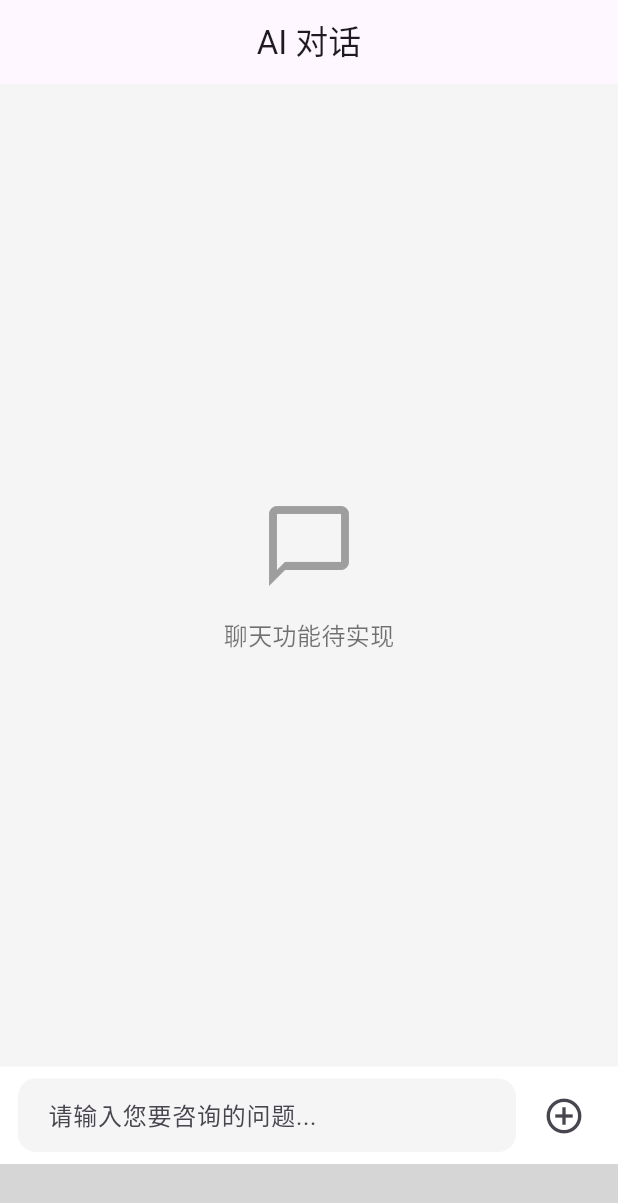
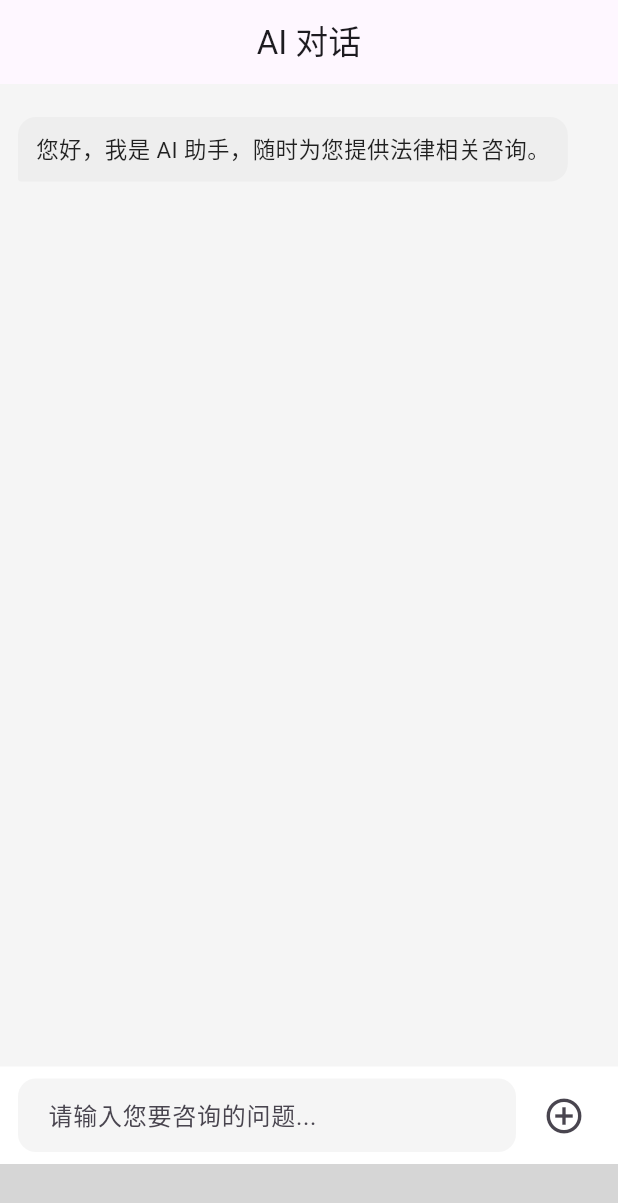
Before and after one commit to Kingzhijie/lawyer_app, a Flutter app: the screen it shows after launch, after a tap on the "add circle outline" icon, on a phone screen of 412 x 824 dp. Shown: the top 1203 px of the screen. Run offline on Flutter 3.47's test engine with Material 3 defaults, Android fonts, the phone set to English and light mode, and no system bars; our stand-ins replace app_links, cached_network_image, decimal, device_info_plus, dio, flutter_cache_manager and 12 more; missing offline and left inert: chat_bottom_container, croppy, getuiflut, wechat_assets_picker; Roboto replaces fonts that are missing (NotoSansSC); grey boxes are pictures that could not be loaded.

Commit message:
聊天的样式,  UI

```diff
--- a/lib/app/modules/home/controllers/home_controller.dart
+++ b/lib/app/modules/home/controllers/home_controller.dart
@@ -1,6 +1,31 @@
 import 'package:chat_bottom_container/chat_bottom_container.dart';
 import 'package:flutter/material.dart';
 import 'package:get/get.dart';
+import 'package:lawyer_app/app/http/net/tool/logger.dart';
+
+class UiMessage {
+  UiMessage({
+    required this.id,
+    required this.text,
+    required this.isAi,
+    required this.createdAt,
+    this.hasAnimated = false,
+  });
+
+  final String id;
+  final String text;
+  final bool isAi;
+  final DateTime createdAt;
+  final bool hasAnimated;
+
+  UiMessage copyWith({bool? hasAnimated}) => UiMessage(
+        id: id,
+        text: text,
+        isAi: isAi,
+        createdAt: createdAt,
+        hasAnimated: hasAnimated ?? this.hasAnimated,
+      );
+}
 
 enum ChatPanelType {
   none,
@@ -13,7 +38,9 @@ class HomeController extends GetxController {
   final FocusNode inputFocusNode = FocusNode();
   final ChatBottomPanelContainerController<ChatPanelType> panelController =
       ChatBottomPanelContainerController<ChatPanelType>();
+  final ScrollController scrollController = ScrollController();
 
+  final RxList<UiMessage> messages = <UiMessage>[].obs;
   final RxBool hasText = false.obs;
   ChatPanelType currentPanelType = ChatPanelType.none;
 
@@ -41,17 +68,30 @@ class HomeController extends GetxController {
     hasText.value = textController.text.trim().isNotEmpty;
   }
 
-  /// 发送按钮动作（占位：清空输入并保持焦点）
+  /// 发送按钮动作（模拟发送+AI回复）
   void handleSendPressed() {
     final text = textController.text.trim();
     if (text.isEmpty) return;
+    _addUserMessage(text);
     textController.clear();
     hasText.value = false;
     inputFocusNode.requestFocus();
+    _simulateAiReply(text);
+    _scheduleScrollToBottom();
   }
 
   /// 点击输入框：切到键盘并请求焦点
-  void handleInputTap() => updatePanelType(ChatPanelType.keyboard);
+  void handleInputTap() {
+    logPrint('323232');
+    updatePanelType(ChatPanelType.keyboard);
+  }
+
+  /// PointerUp：若当前是只读（可能处于其他面板），切回键盘
+  void handleInputPointerUp() {
+    if (inputFocusNode.canRequestFocus && !inputFocusNode.hasFocus) {
+      updatePanelType(ChatPanelType.keyboard);
+    }
+  }
 
   /// 点击加号：在工具面板与键盘间切换
   void handleToolBtnClick() {
@@ -111,17 +151,111 @@ class HomeController extends GetxController {
     }
   }
 
+  void _addAiWelcome() {
+    messages.add(
+      UiMessage(
+        id: 'welcome',
+        text: '您好，我是 AI 助手，随时为您提供法律相关咨询。',
+        isAi: true,
+        createdAt: DateTime.now(),
+      ),
+    );
+    _scheduleScrollToBottom(animated: false);
+  }
+
+  void _addUserMessage(String text) {
+    messages.add(
+      UiMessage(
+        id: 'user-${DateTime.now().microsecondsSinceEpoch}',
+        text: text,
+        isAi: false,
+        createdAt: DateTime.now(),
+      ),
+    );
+    _scheduleScrollToBottom();
+  }
+
+  void _simulateAiReply(String userText) {
+    Future.delayed(const Duration(milliseconds: 600), () {
+      messages.add(
+        UiMessage(
+          id: 'ai-${DateTime.now().microsecondsSinceEpoch}',
+          text: '这里是模拟的 AI 回复：$userText',
+          isAi: true,
+        createdAt: DateTime.now(),
+        ),
+      );
+      _scheduleScrollToBottom();
+    });
+  }
+
+  void markMessageAnimated(String id) {
+    final index = messages.indexWhere((m) => m.id == id);
+    if (index == -1) return;
+    final current = messages[index];
+    if (current.hasAnimated) return;
+    messages[index] = current.copyWith(hasAnimated: true);
+  }
+
+  void _scrollToBottom({bool animated = true}) {
+    if (!scrollController.hasClients) return;
+    final position = scrollController.position.maxScrollExtent;
+    if (animated) {
+      scrollController.animateTo(
+        position,
+        duration: const Duration(milliseconds: 220),
+        curve: Curves.easeOut,
+      );
+    } else {
+      scrollController.jumpTo(position);
+    }
+  }
+
+  void _scheduleScrollToBottom({bool animated = true, Duration delay = Duration.zero}) {
+    final run = () => WidgetsBinding.instance.addPostFrameCallback((_) {
+          _scrollToBottom(animated: animated);
+        });
+    if (delay == Duration.zero) {
+      run();
+    } else {
+      Future.delayed(delay, run);
+    }
+  }
+
+  /// 打字动画过程中保持底部可见（使用 jump 避免多次动画抖动）
+  void scheduleScrollDuringTyping() {
+    WidgetsBinding.instance.addPostFrameCallback((_) {
+      _scrollToBottom(animated: false);
+    });
+  }
+
+  /// 输入框高度变化时也滚动到底，避免遮挡
+  void handleInputSizeChanged(Size _) {
+    _scheduleScrollToBottom(animated: false);
+  }
+
+  /// 键盘弹出时（获得焦点）向底部对齐，防止被遮挡
+  void _handleFocusChange() {
+    if (inputFocusNode.hasFocus) {
+      _scheduleScrollToBottom(animated: false, delay: const Duration(milliseconds: 400));
+    }
+  }
+
   @override
   void onInit() {
     super.onInit();
     textController.addListener(_handleTextChanged);
+    inputFocusNode.addListener(_handleFocusChange);
+    _addAiWelcome();
   }
 
   @override
   void onClose() {
     textController.removeListener(_handleTextChanged);
+    inputFocusNode.removeListener(_handleFocusChange);
     textController.dispose();
     inputFocusNode.dispose();
+    scrollController.dispose();
     super.onClose();
   }
 }
--- a/lib/app/modules/home/views/home_view.dart
+++ b/lib/app/modules/home/views/home_view.dart
@@ -1,3 +1,5 @@
+import 'dart:math';
+
 import 'package:chat_bottom_container/chat_bottom_container.dart';
 import 'package:flutter/material.dart';
 import 'package:get/get.dart';
@@ -21,17 +23,69 @@ class HomeView extends GetView<HomeController> {
         child: Column(
           children: [
             Expanded(
-              child: Center(
-                child: Column(
-                  mainAxisAlignment: MainAxisAlignment.center,
-                  children: const [
-                    Icon(Icons.chat_bubble_outline, size: 64, color: Colors.grey),
-                    SizedBox(height: 16),
-                    Text(
-                      '聊天功能待实现',
-                      style: TextStyle(color: Colors.black54, fontSize: 16),
-                    ),
-                  ],
+              child: Obx(
+                () => ListView.builder(
+                  padding: const EdgeInsets.symmetric(horizontal: 12, vertical: 16),
+                  controller: controller.scrollController,
+                  itemCount: controller.messages.length,
+                  itemBuilder: (context, index) {
+                    final msg = controller.messages[index];
+                    final isAi = msg.isAi;
+                    final bubbleColor = isAi ? Colors.grey.shade200 : Colors.blue.shade50;
+                    final align = isAi ? CrossAxisAlignment.start : CrossAxisAlignment.end;
+                    final textColor = isAi ? Colors.black87 : Colors.blue.shade900;
+                    final radius = BorderRadius.only(
+                      topLeft: const Radius.circular(12),
+                      topRight: const Radius.circular(12),
+                      bottomLeft: isAi ? const Radius.circular(2) : const Radius.circular(12),
+                      bottomRight: isAi ? const Radius.circular(12) : const Radius.circular(2),
+                    );
+
+                    Widget textWidget;
+                    if (isAi && !msg.hasAnimated) {
+                      final total = msg.text.length;
+                      final duration =
+                          Duration(milliseconds: max(600, 40 * total.clamp(1, 80)));
+                      textWidget = TweenAnimationBuilder<double>(
+                        key: ValueKey('tw-${msg.id}'),
+                        tween: Tween(begin: 0, end: total.toDouble()),
+                        duration: duration,
+                        onEnd: () => controller.markMessageAnimated(msg.id),
+                        builder: (context, value, _) {
+                          controller.scheduleScrollDuringTyping();
+                          final count = value.clamp(0, total.toDouble()).floor();
+                          final text = msg.text.substring(0, count);
+                          return Text(
+                            text.isEmpty ? ' ' : text,
+                            style: TextStyle(color: textColor, fontSize: 15),
+                          );
+                        },
+                      );
+                    } else {
+                      textWidget = Text(
+                        msg.text,
+                        style: TextStyle(color: textColor, fontSize: 15),
+                      );
+                    }
+
+                    return Align(
+                      alignment: isAi ? Alignment.centerLeft : Alignment.centerRight,
+                      child: Column(
+                        crossAxisAlignment: align,
+                        children: [
+                          Container(
+                            margin: const EdgeInsets.symmetric(vertical: 6),
+                            padding: const EdgeInsets.symmetric(horizontal: 12, vertical: 10),
+                            decoration: BoxDecoration(
+                              color: bubbleColor,
+                              borderRadius: radius,
+                            ),
+                            child: textWidget,
+                          ),
+                        ],
+                      ),
+                    );
+                  },
                 ),
               ),
             ),
@@ -42,30 +96,21 @@ class HomeView extends GetView<HomeController> {
                 crossAxisAlignment: CrossAxisAlignment.end,
                 children: [
                   Flexible(
-                    child: TextField(
-                      controller: controller.textController,
-                      focusNode: controller.inputFocusNode,
-                      minLines: 1,
-                      maxLines: 4, // 1-4 行内自适应，高度到 4 行后内部滚动
-                      keyboardType: TextInputType.multiline,
-                      decoration: InputDecoration(
-                        hintText: '请输入您要咨询的问题...',
-                        border: OutlineInputBorder(
-                          borderRadius: BorderRadius.circular(12),
-                          borderSide: BorderSide.none,
-                        ),
-                        filled: true,
-                        fillColor: Colors.grey.shade100,
-                        contentPadding: const EdgeInsets.symmetric(
-                          horizontal: 16,
-                          vertical: 12,
-                        ),
+                    child: Listener(
+                      onPointerUp: (_) => controller.handleInputPointerUp(),
+                      child: LayoutBuilder(
+                        builder: (context, constraints) {
+                          return NotificationListener<SizeChangedLayoutNotification>(
+                            onNotification: (_) {
+                              controller.handleInputSizeChanged(Size.zero);
+                              return false;
+                            },
+                            child: const SizeChangedLayoutNotifier(
+                              child: _InputField(),
+                            ),
+                          );
+                        },
                       ),
-                      onSubmitted: (text){
-                        controller.handleSendPressed();
-                      },
-                      textInputAction: TextInputAction.send,
-                      onTap: controller.handleInputTap,
                     ),
                   ),
                   const SizedBox(width: 8),
@@ -121,3 +166,37 @@ class HomeView extends GetView<HomeController> {
     );
   }
 }
+
+class _InputField extends StatelessWidget {
+  const _InputField();
+
+  @override
+  Widget build(BuildContext context) {
+    final controller = Get.find<HomeController>();
+    return TextField(
+      controller: controller.textController,
+      focusNode: controller.inputFocusNode,
+      minLines: 1,
+      maxLines: 4, // 1-4 行内自适应，高度到 4 行后内部滚动
+      keyboardType: TextInputType.multiline,
+      decoration: InputDecoration(
+        hintText: '请输入您要咨询的问题...',
+        border: OutlineInputBorder(
+          borderRadius: BorderRadius.circular(12),
+          borderSide: BorderSide.none,
+        ),
+        filled: true,
+        fillColor: Colors.grey.shade100,
+        contentPadding: const EdgeInsets.symmetric(
+          horizontal: 16,
+          vertical: 12,
+        ),
+      ),
+      onSubmitted: (text){
+        controller.handleSendPressed();
+      },
+      textInputAction: TextInputAction.send,
+      onTap: controller.handleInputTap,
+    );
+  }
+}
```
